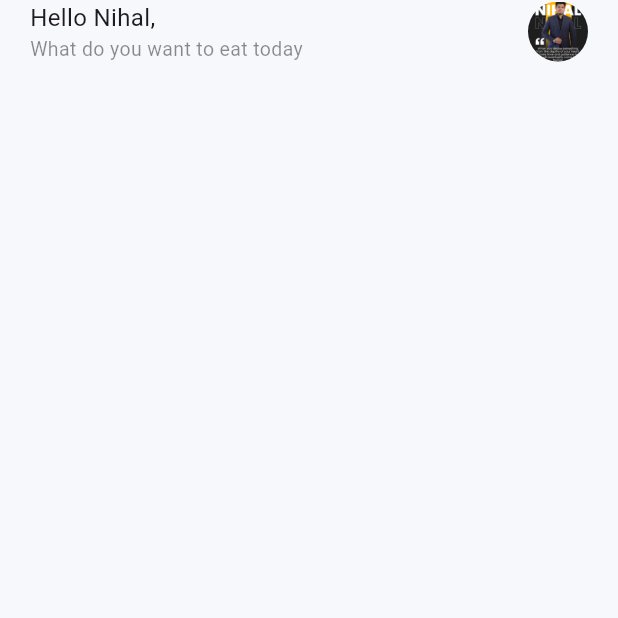
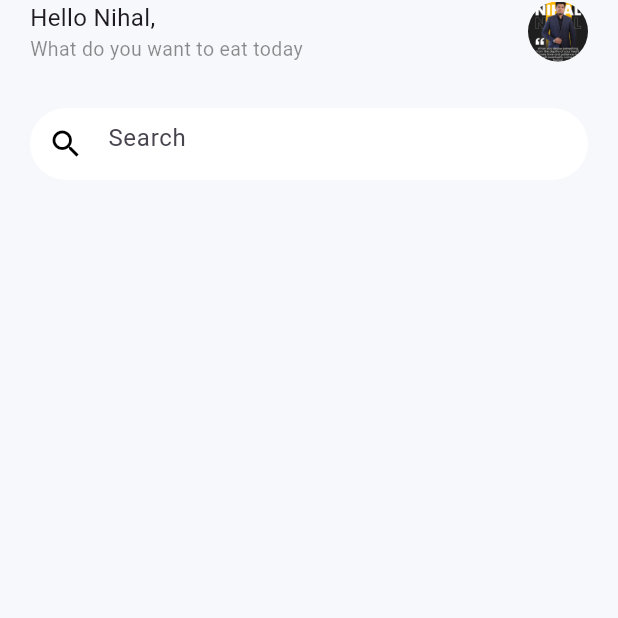
Before and after one commit to AR-NIHAL/UiDesign_flutter, a Flutter app: the HomeScreen screen opened directly, on a phone screen of 412 x 824 dp, the top half of it. Run offline on Flutter 3.47's test engine with Material 3 defaults, Android fonts, the light colour scheme and no system bars.

Commit message:
Update home_screen.dart

```diff
--- a/recipe_app/lib/views/home_screen.dart
+++ b/recipe_app/lib/views/home_screen.dart
@@ -22,7 +22,15 @@ class _HomeScreenState extends State<HomeScreen> {
               padding: EdgeInsets.symmetric(horizontal: 20),
               child: Container(
                 decoration: BoxDecoration(
-                  borderRadius: BorderRadius.circular(20.0),
+                  borderRadius: BorderRadius.circular(35),
+                  color: Colors.white,
+                ),
+                child: TextField(
+                  decoration: InputDecoration(
+                    border: InputBorder.none,
+                    prefixIcon: Icon(Icons.search, color: Colors.black),
+                    hintText: "Search",
+                  ),
                 ),
               ),
             ),
```
